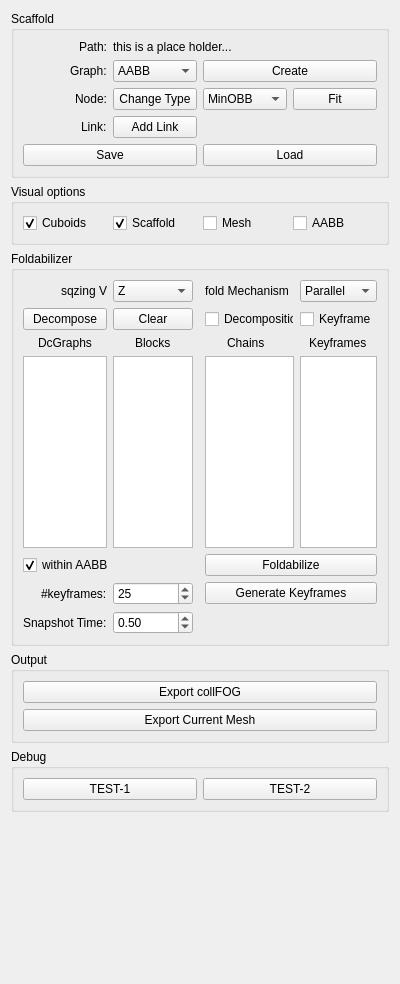
Old version of the form FoldPlugin/FdWidget.ui in the repository letienhung/fold-hcc.
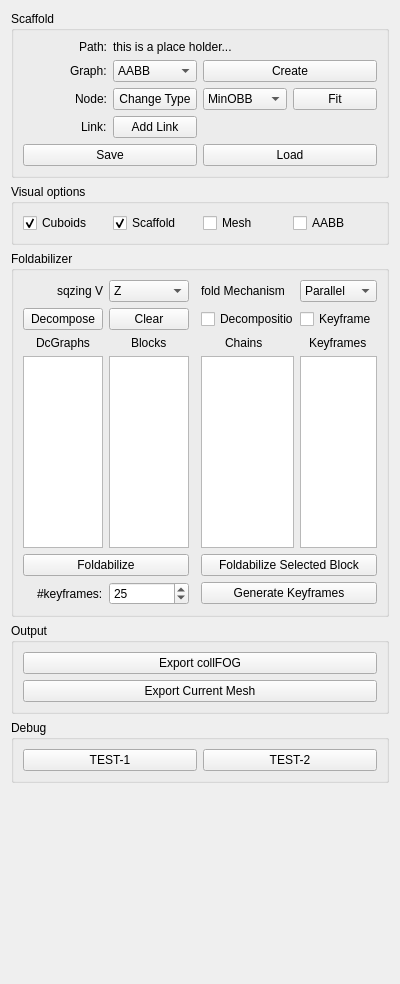
New version of the form.

Patch:
```diff
--- a/FoldPlugin/FdWidget.ui
+++ b/FoldPlugin/FdWidget.ui
@@ -252,41 +252,21 @@
       <item row="7" column="1">
        <widget class="QListWidget" name="layerList"/>
       </item>
-      <item row="15" column="0" alignment="Qt::AlignRight">
-       <widget class="QLabel" name="label_11">
-        <property name="text">
-         <string>Snapshot Time:</string>
-        </property>
-       </widget>
-      </item>
-      <item row="15" column="1">
-       <widget class="QDoubleSpinBox" name="snapshotTime">
-        <property name="maximum">
-         <double>1.000000000000000</double>
-        </property>
-        <property name="singleStep">
-         <double>0.100000000000000</double>
-        </property>
-        <property name="value">
-         <double>0.500000000000000</double>
-        </property>
-       </widget>
-      </item>
-      <item row="11" column="3" colspan="2">
+      <item row="12" column="3" colspan="2">
        <widget class="QPushButton" name="genKeyframes">
         <property name="text">
          <string>Generate Keyframes</string>
         </property>
        </widget>
       </item>
-      <item row="11" column="0" alignment="Qt::AlignRight">
+      <item row="12" column="0" alignment="Qt::AlignRight">
        <widget class="QLabel" name="label_5">
         <property name="text">
          <string>#keyframes:</string>
         </property>
        </widget>
       </item>
-      <item row="11" column="1">
+      <item row="12" column="1">
        <widget class="QSpinBox" name="nbKeyframes">
         <property name="minimum">
          <number>0</number>
@@ -299,23 +279,6 @@
         </property>
        </widget>
       </item>
-      <item row="10" column="3" colspan="2">
-       <widget class="QPushButton" name="foldabilize">
-        <property name="text">
-         <string>Foldabilize</string>
-        </property>
-       </widget>
-      </item>
-      <item row="10" column="0" colspan="2">
-       <widget class="QCheckBox" name="withinAABB">
-        <property name="text">
-         <string>within AABB</string>
-        </property>
-        <property name="checked">
-         <bool>true</bool>
-        </property>
-       </widget>
-      </item>
       <item row="0" column="1">
        <widget class="QComboBox" name="sqzV">
         <item>
@@ -389,6 +352,20 @@
         </property>
        </widget>
       </item>
+      <item row="11" column="0" colspan="2">
+       <widget class="QPushButton" name="foldabilize">
+        <property name="text">
+         <string>Foldabilize</string>
+        </property>
+       </widget>
+      </item>
+      <item row="11" column="3" colspan="2">
+       <widget class="QPushButton" name="foldbzSelBlock">
+        <property name="text">
+         <string>Foldabilize Selected Block</string>
+        </property>
+       </widget>
+      </item>
      </layout>
     </widget>
    </item>
```
